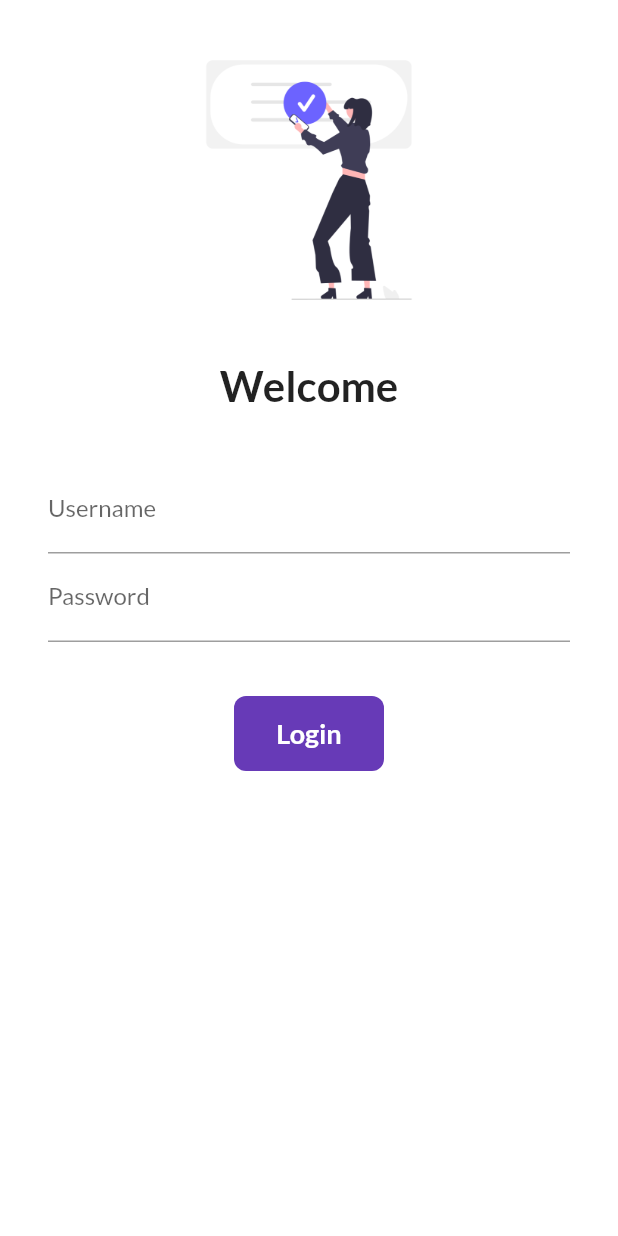
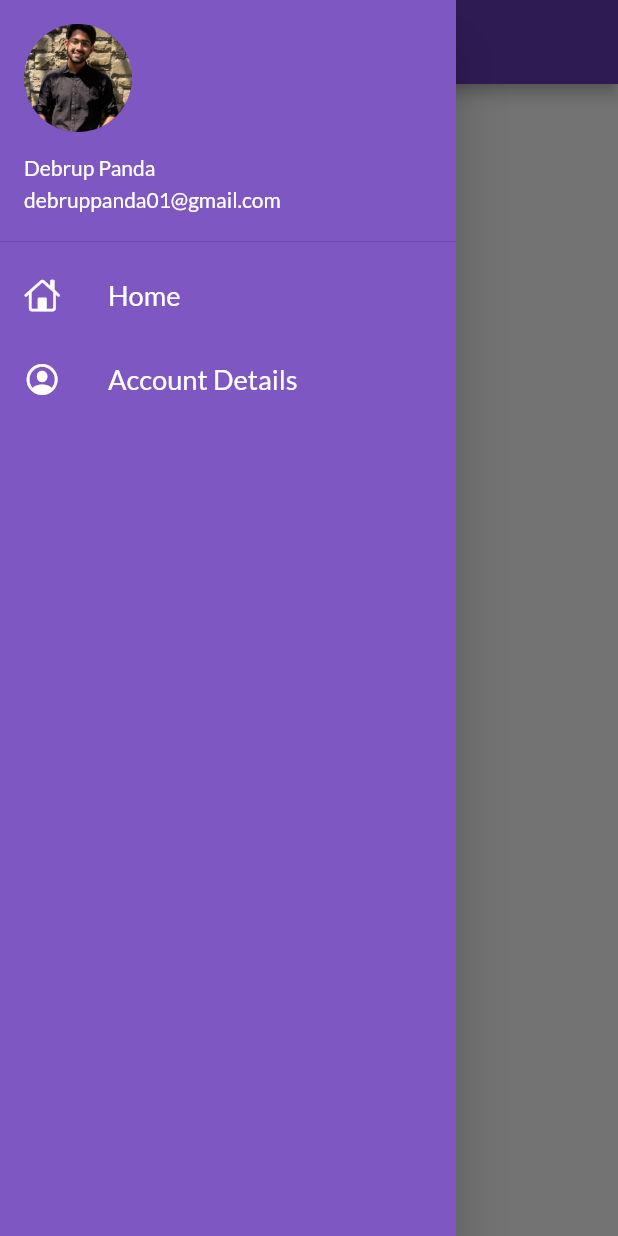
Before and after one commit to Debrup-commits/Catalog-App, a Flutter app: the screen it shows after launch, with the side drawer open (before the commit the screen has no drawer), on a phone screen of 412 x 824 dp. Run offline on Flutter 3.47's test engine with Material 2 defaults, Android fonts, the phone set to English and light mode, and no system bars; our stand-ins replace google_fonts.

Commit message:
routine push

```diff
--- a/lib/main.dart
+++ b/lib/main.dart
@@ -21,6 +21,8 @@ class MyApp extends StatelessWidget {
         brightness: Brightness.dark,
       ),
 
+      debugShowCheckedModeBanner: false,
+      initialRoute: MyRoutes.homeRoute,
       routes: {
         MyRoutes.loginRoute: (context)=>LoginPage(),
         MyRoutes.homeRoute: (context)=>HomePage(),
--- a/lib/pages/home_page.dart
+++ b/lib/pages/home_page.dart
@@ -1,3 +1,4 @@
+import 'package:catalog_app/widgets/drawer.dart';
 import "package:flutter/material.dart";
 
 class HomePage extends StatelessWidget {
@@ -12,7 +13,7 @@ class HomePage extends StatelessWidget {
           child: Text("first app!"),
         ),
       ),
-      drawer: Drawer(),
+      drawer: MyDrawer(),
     );
   }
 }
--- /dev/null
+++ b/lib/widgets/drawer.dart
@@ -0,0 +1,59 @@
+import 'package:catalog_app/pages/home_page.dart';
+import 'package:flutter/cupertino.dart';
+import 'package:flutter/material.dart';
+
+class MyDrawer extends StatelessWidget {
+
+  @override
+  Widget build(BuildContext context) {
+    return Drawer(
+      child: Container(
+        color: Colors.deepPurple.shade400,
+        child: ListView(
+          padding: EdgeInsets.zero,
+          children: [
+            DrawerHeader(
+              padding: EdgeInsets.zero,
+              child: UserAccountsDrawerHeader(
+              margin: EdgeInsets.zero,
+              decoration: BoxDecoration(color: Colors.deepPurple.shade400),
+              accountName: Text("Debrup Panda"),
+              accountEmail: Text("debruppanda01@gmail.com"),
+              currentAccountPicture: CircleAvatar(
+                backgroundImage: AssetImage("assets/images/profile_img.png"),
+              ),
+            )),
+
+            ListTile(
+              leading: Icon(
+                CupertinoIcons.home,
+                color: Colors.white,
+              ),
+              title: Text(
+                "Home",
+                textScaleFactor: 1.3,
+                style: TextStyle(
+                  color: Colors.white,
+                ),
+              ),
+            ),
+
+            ListTile(
+              leading: Icon(
+                CupertinoIcons.profile_circled,
+                color: Colors.white,
+              ),
+              title: Text(
+                "Account Details",
+                textScaleFactor: 1.3,
+                style: TextStyle(
+                  color: Colors.white,
+                ),
+              ),
+            )
+          ],
+        ),
+      ),
+    );
+  }
+}
```
Also changed, not shown: assets/images/profile_img.png (added).
